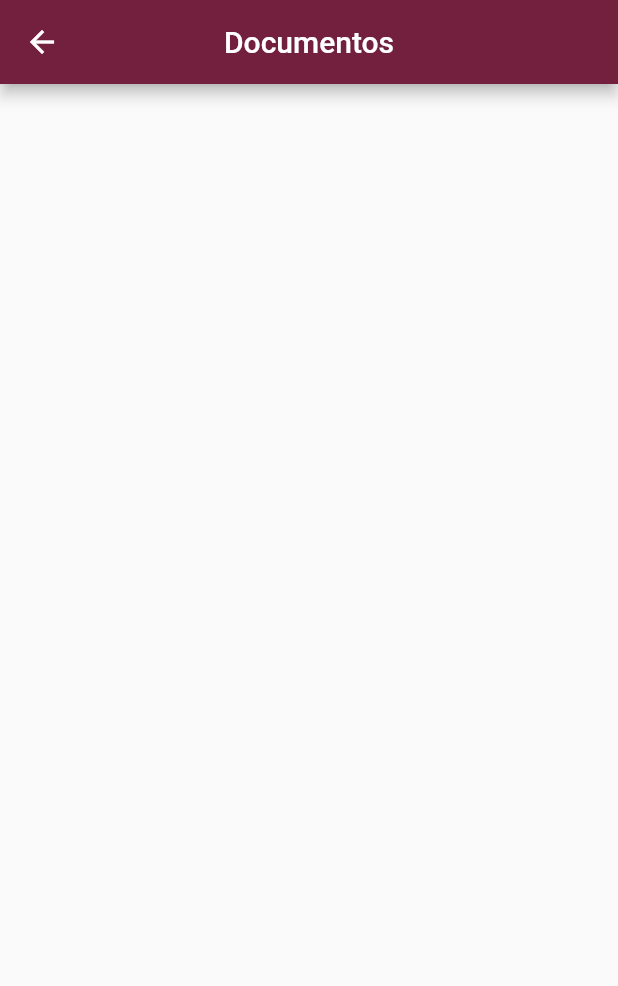
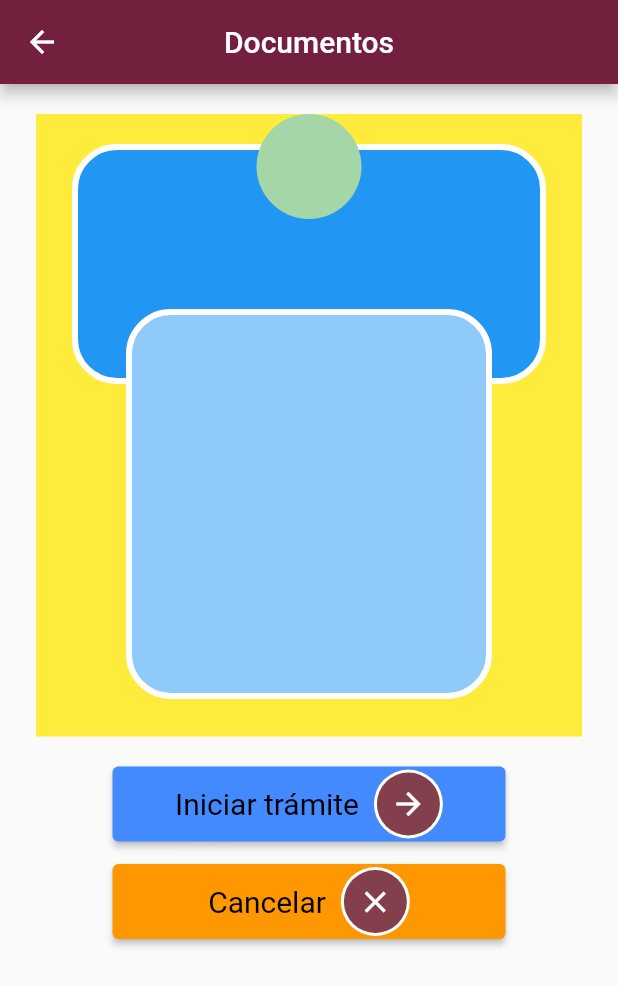
Before and after one commit to luigialejandro/flutter_set_of_decorated_cards, a Flutter app: the DocsRequiredCard screen opened directly, on a phone screen of 412 x 824 dp. Shown: the top 986 px of the screen. Run offline on Flutter 3.47's test engine with Material 2 defaults, Android fonts, the phone set to English and light mode, and no system bars.

Commit message:
Building the skeleton (basic structure) of the Required Documents Page. This one consists of a stack of three main widgets. The main container (

```diff
--- a/lib/docs_required_card.dart
+++ b/lib/docs_required_card.dart
@@ -1,3 +1,5 @@
+import 'dart:math';
+
 import 'package:flutter/material.dart';
 
 class DocsRequiredCard extends StatefulWidget {
@@ -16,6 +18,137 @@ class _DocsRequiredCardState extends State<DocsRequiredCard> {
         centerTitle: true,
         backgroundColor: Color(0xff731F3E),
       ),
+      body: buildDocsReqPage(context),
     );
   }
+
+  Widget buildDocsReqPage(context) {
+    return Center(
+      child: Column(
+        children: [
+          integratedDocsCard(context),
+          buildDocsButtons(context),
+        ],
+        //buildDocsButtons(context),
+      ),
+    );
+  }
+
+  Widget integratedDocsCard(context) {
+    return Container(
+        height: 415,
+        color: Colors.yellow,
+        width: MediaQuery.of(context).size.width,
+        margin: EdgeInsets.symmetric(horizontal: 24, vertical: 20),
+        child: Stack(
+          children: [
+            mainDocsContainer(context),
+            secondDocsContainer(context),
+            thirdDocsContainer(context),
+          ],
+        ));
+  }
+
+  Widget mainDocsContainer(context) {
+    return Container(
+      //color: Colors.blue[500],
+      height: 160,
+      width: MediaQuery.of(context).size.width,
+      margin: EdgeInsets.symmetric(horizontal: 24, vertical: 20),
+      decoration: BoxDecoration(
+        color: Colors.blue[500],
+        border: Border.all(width: 4.0, color: Colors.white),
+        borderRadius: BorderRadius.all(Radius.circular(30.0)),
+      ),
+    );
+  }
+
+  Widget secondDocsContainer(context) {
+    return Container(
+      //color: Colors.blue[200],
+      height: 260,
+      width: MediaQuery.of(context).size.width,
+      margin: EdgeInsets.only(left: 60, right: 60, top: 130),
+      alignment: FractionalOffset.bottomCenter,
+      decoration: BoxDecoration(
+        color: Colors.blue[200],
+        border: Border.all(width: 4.0, color: Colors.white),
+        borderRadius: BorderRadius.all(Radius.circular(30.0)),
+      ),
+    );
+  }
+
+  Widget thirdDocsContainer(context) {
+    return Align(
+      alignment: Alignment.topCenter,
+      child: Container(
+        width: 70,
+        height: 70,
+        //margin: EdgeInsets.symmetric(horizontal: 150),
+        //color: Colors.red,
+        child: CircleAvatar(
+          radius: 35,
+          backgroundColor: Colors.green[200],
+        ),
+      ),
+    );
+  }
+
+  Widget buildDocsButtons(context) {
+    return Container(
+      child: Column(
+        children: [
+          buildButton(
+            stepsTitle: 'Iniciar trámite',
+            stepsIcon: Icons.arrow_forward,
+            stepsOnClicked: () {},
+            stepsColor: Colors.blueAccent,
+          ),
+          SizedBox(height: 15),
+          buildButton(
+            stepsTitle: 'Cancelar',
+            stepsIcon: Icons.clear,
+            stepsOnClicked: () {},
+            stepsColor: Colors.orange,
+          ),
+        ],
+      ),
+    );
+  }
+
+  Widget buildButton({
+    required String stepsTitle,
+    required IconData stepsIcon,
+    required VoidCallback stepsOnClicked,
+    required Color stepsColor,
+  }) =>
+      Container(
+        height: 50,
+        margin: EdgeInsets.symmetric(horizontal: 75),
+        child: ElevatedButton(
+          style: ElevatedButton.styleFrom(
+              primary: stepsColor,
+              onPrimary: Colors.white,
+              textStyle: TextStyle(fontSize: 20)),
+          child: Row(
+            mainAxisAlignment: MainAxisAlignment.center,
+            children: [
+              Text(
+                stepsTitle,
+                style: TextStyle(color: Colors.black),
+              ),
+              const SizedBox(width: 10),
+              CircleAvatar(
+                radius: 23,
+                backgroundColor: Colors.white,
+                child: CircleAvatar(
+                    radius: 21,
+                    backgroundColor: Color(0xff833F4C),
+                    child: Icon(stepsIcon, size: 24, color: Colors.white)),
+              ),
+            ],
+          ),
+          onPressed: stepsOnClicked,
+        ),
+      );
 }
```
